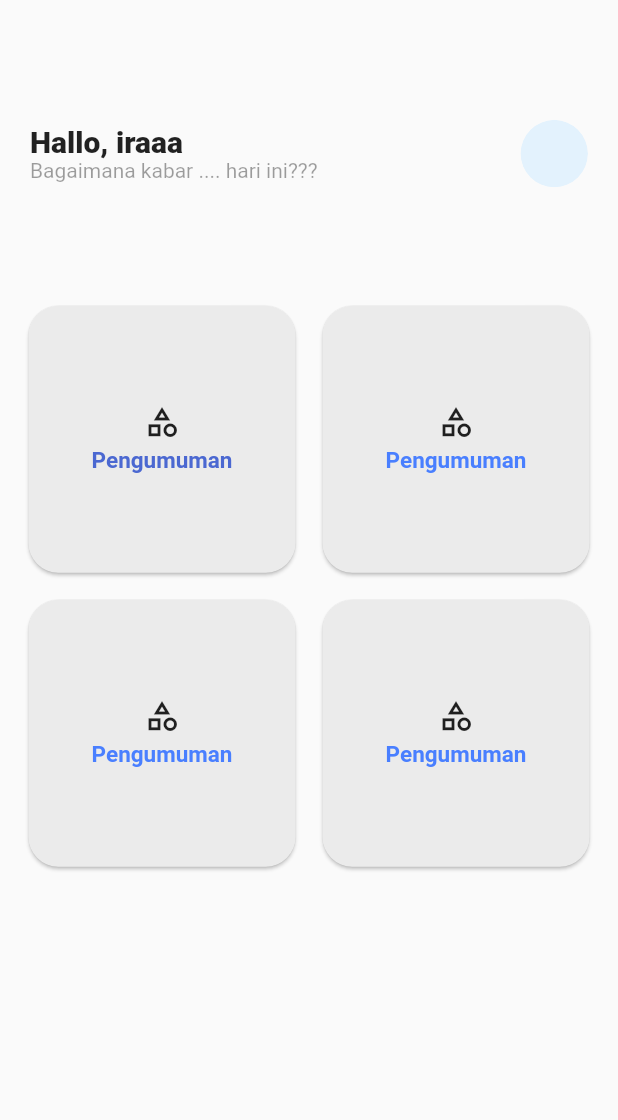
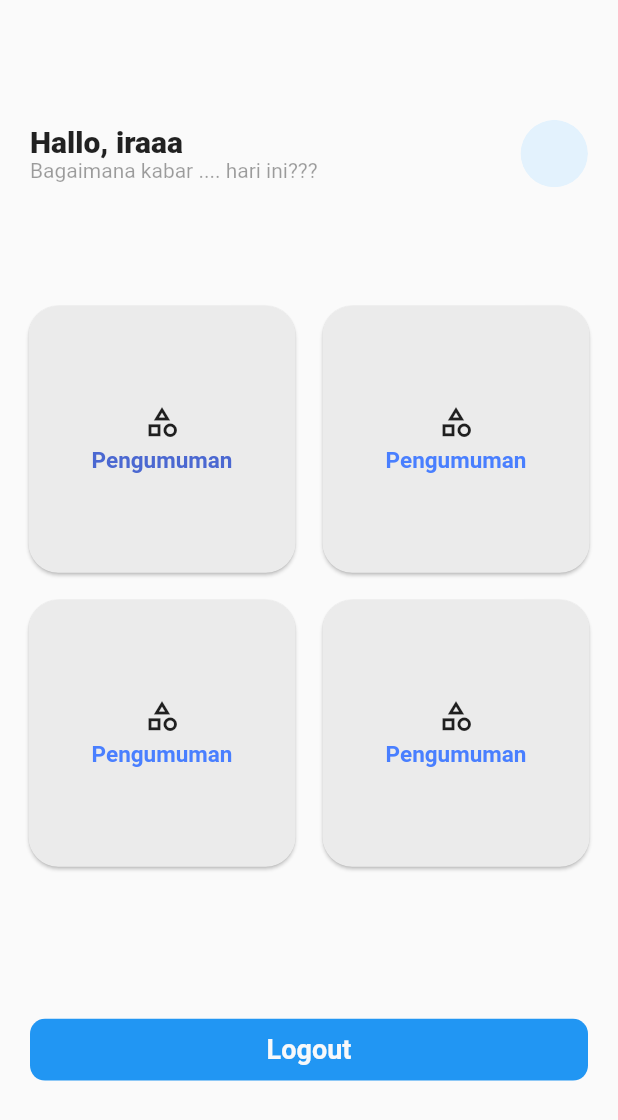
Before and after one commit to arigafiandanu/sikadu_, a Flutter app: the HomepageView screen opened by its route, on a phone screen of 412 x 824 dp. Shown: the top 1120 px of the screen. Run offline on Flutter 3.47's test engine with Material 2 defaults, Android fonts, the phone set to English and light mode, and no system bars; our stand-ins replace get, lottie.

Commit message:
homepage

```diff
--- a/lib/app/view/homepage_view.dart
+++ b/lib/app/view/homepage_view.dart
@@ -1,5 +1,6 @@
 import 'package:flutter/material.dart';
 import 'package:get/get.dart';
+import 'package:sikadu_ortu/app/routes/routes_name.dart';
 import 'package:sikadu_ortu/app/style/text_style.dart';
 import 'package:sikadu_ortu/app/widget/custom_widget.dart';
 
@@ -124,6 +125,12 @@ class HomepageView extends StatelessWidget {
                 ],
               ),
             ),
+            AuthButton(
+              onTap: () {
+                Get.offNamed(RoutesName.login);
+              },
+              text: "Logout",
+            )
           ],
         ),
       ),
--- a/pubspec.yaml
+++ b/pubspec.yaml
@@ -11,6 +11,7 @@ environment:
   sdk: ">=2.18.0-271.7.beta <3.0.0"
 
 dependencies:
+  convex_bottom_bar: ^3.0.0
   cupertino_icons: ^1.0.2
   flutter:
     sdk: flutter
```
Also changed, not shown: pubspec.lock.
